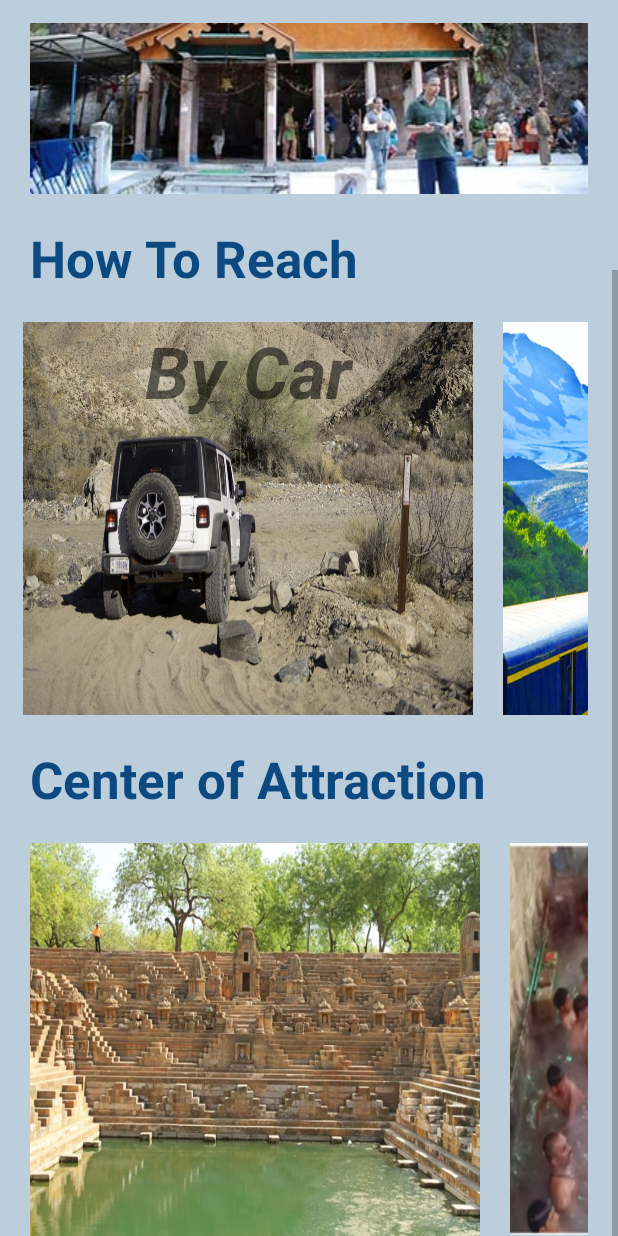
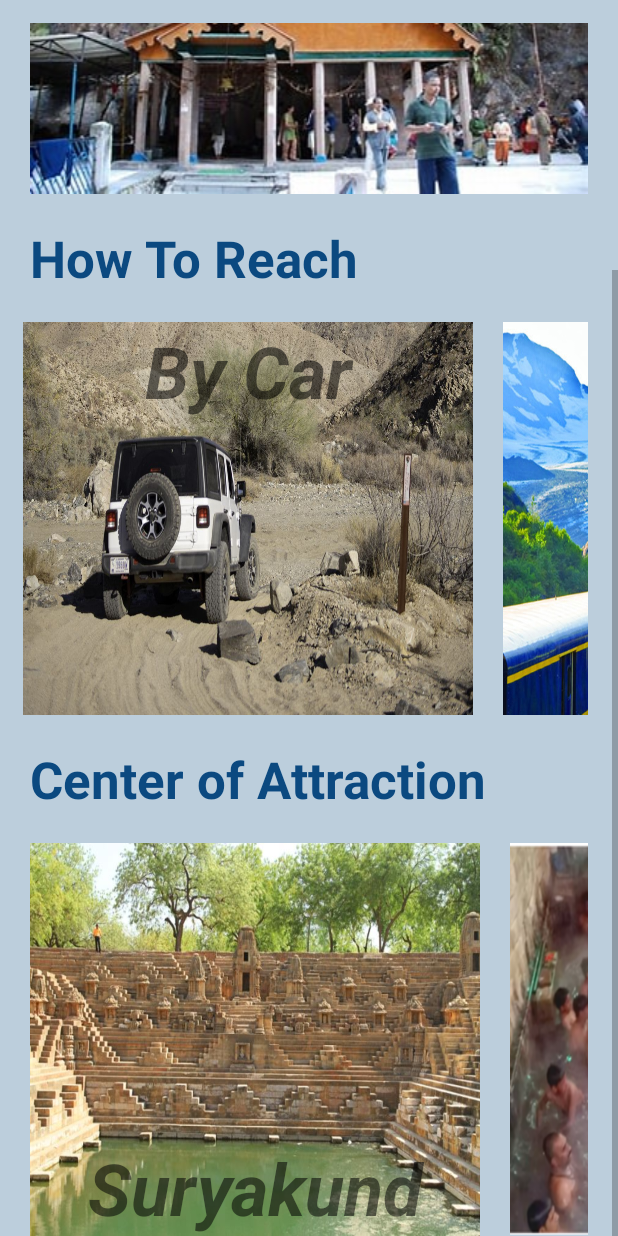
Before and after one commit to dishant1602/SIH, an Android app: the DataPage screen opened directly, with no data from a screen before it, scrolled down 206 dp, on a phone screen of 412 x 824 dp. Run offline under Robolectric (Android 15) with nearby library versions, the phone set to English and light mode, and no system bars; Roboto replaces fonts that are not available here.

Commit message:
Eighth Commit

```diff
--- a/app/src/main/java/com/example/sih/DataPage.java
+++ b/app/src/main/java/com/example/sih/DataPage.java
@@ -9,8 +9,8 @@ import android.widget.ImageView;
 import android.widget.TextView;
 
 public class DataPage extends AppCompatActivity {
-    ImageView yam, suryakund, taptkund, divyashila;
-    TextView bycar,byair,bytrain;
+    ImageView yam;
+    TextView bycar,byair,bytrain, suryakund, taptkund, divyashila;
 
     @Override
     protected void onCreate(Bundle savedInstanceState) {
--- a/app/src/main/res/layout/activity_data_page.xml
+++ b/app/src/main/res/layout/activity_data_page.xml
@@ -21,7 +21,7 @@
             android:layout_height="wrap_content"
             android:orientation="vertical">
 
-            <TextView
+            <com.google.android.material.textview.MaterialTextView
                 android:layout_width="wrap_content"
                 android:layout_height="wrap_content"
                 android:layout_marginLeft="20dp"
@@ -125,31 +125,44 @@
                     android:layout_width="wrap_content"
                     android:layout_height="match_parent">
 
-                    <ImageView
+                    <TextView
                         android:id="@+id/suryakund"
                         android:layout_width="300dp"
                         android:layout_height="262dp"
                         android:layout_marginRight="20dp"
                         android:layout_weight="1"
+                        android:background="@drawable/suryakund"
+                        android:gravity="bottom|center_horizontal"
                         android:scaleType="fitXY"
-                        app:srcCompat="@drawable/suryakund" />
+                        android:text="Suryakund"
+                        android:textSize="48sp"
+                        android:textStyle="bold|italic" />
 
-                    <ImageView
+                    <TextView
                         android:id="@+id/taptkund"
                         android:layout_width="300dp"
                         android:layout_height="262dp"
                         android:layout_marginRight="20dp"
                         android:layout_weight="1"
+                        android:background="@drawable/taptkund"
+                        android:gravity="bottom|center_horizontal"
                         android:scaleType="fitXY"
-                        app:srcCompat="@drawable/taptkund" />
+                        android:text="Taptkund"
+                        android:textSize="48sp"
+                        android:textStyle="bold|italic" />
 
-                    <ImageView
+                    <TextView
                         android:id="@+id/divyashila"
                         android:layout_width="300dp"
                         android:layout_height="262dp"
+                        android:layout_marginRight="20dp"
                         android:layout_weight="1"
+                        android:background="@drawable/divyashila"
+                        android:gravity="bottom|center_horizontal"
                         android:scaleType="fitXY"
-                        app:srcCompat="@drawable/divyashila" />
+                        android:text="Divyashila"
+                        android:textSize="48sp"
+                        android:textStyle="bold|italic" />
                 </LinearLayout>
             </HorizontalScrollView>
 
```
Also changed, not shown: app/src/main/java/com/example/sih/HomePage.java (+70 -30 lines), app/src/main/java/com/example/sih/data_details.java (+12 -1 lines).
